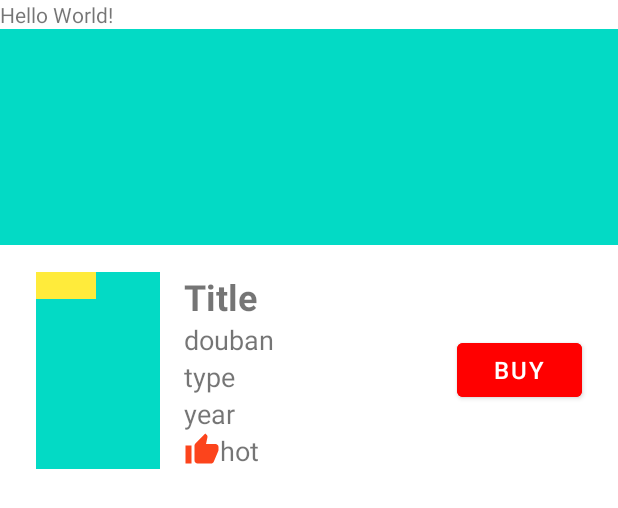
After one commit to WxWxWW/Easy-TikTok, an Android app: the layout activity_movie.xml on its own in the app's theme, with its tools: preview values and no code run, on a phone screen of 412 x 824 dp. The commit adds this screen. Shown: the top 508 px of the screen. Run offline under Robolectric (Android 15) with nearby library versions, the phone set to English and light mode, and no system bars.

Commit message:
电影榜简单ui

```diff
--- /dev/null
+++ b/app/src/main/res/drawable/ic_baseline_thumb_up_24.xml
@@ -0,0 +1,5 @@
+<vector android:height="24dp" android:tint="#FC441C"
+    android:viewportHeight="24" android:viewportWidth="24"
+    android:width="24dp" xmlns:android="http://schemas.android.com/apk/res/android">
+    <path android:fillColor="@android:color/white" android:pathData="M1,21h4L5,9L1,9v12zM23,10c0,-1.1 -0.9,-2 -2,-2h-6.31l0.95,-4.57 0.03,-0.32c0,-0.41 -0.17,-0.79 -0.44,-1.06L14.17,1 7.59,7.59C7.22,7.95 7,8.45 7,9v10c0,1.1 0.9,2 2,2h9c0.83,0 1.54,-0.5 1.84,-1.22l3.02,-7.05c0.09,-0.23 0.14,-0.47 0.14,-0.73v-2z"/>
+</vector>
--- /dev/null
+++ b/app/src/main/res/layout/activity_movie.xml
@@ -0,0 +1,28 @@
+<?xml version="1.0" encoding="utf-8"?>
+
+<LinearLayout xmlns:android="http://schemas.android.com/apk/res/android"
+    xmlns:app="http://schemas.android.com/apk/res-auto"
+    xmlns:tools="http://schemas.android.com/tools"
+    android:layout_width="match_parent"
+    android:layout_height="match_parent"
+    android:orientation="vertical"
+    tools:context=".MainActivity">
+
+    <TextView
+        android:layout_width="wrap_content"
+        android:layout_height="wrap_content"
+        android:text="Hello World!" />
+
+    <ImageView
+        android:layout_width="match_parent"
+        android:layout_height="144dp"
+        android:src="@color/teal_200" />
+
+    <!--    <androidx.recyclerview.widget.RecyclerView
+            android:layout_width="match_parent"
+            android:layout_height="0dp"
+            android:layout_weight="1">
+        </androidx.recyclerview.widget.RecyclerView>-->
+
+    <include layout="@layout/movie_info_view" />
+</LinearLayout>
--- /dev/null
+++ b/app/src/main/res/layout/movie_info_view.xml
@@ -0,0 +1,84 @@
+<?xml version="1.0" encoding="utf-8"?>
+
+<!-- layoutInflator.inflate-->
+<LinearLayout xmlns:android="http://schemas.android.com/apk/res/android"
+    android:layout_width="match_parent"
+    android:layout_height="wrap_content"
+    style="@style/margin_16dp_style"
+    android:layout_marginTop="18dp"
+
+    android:orientation="horizontal">
+
+    <FrameLayout
+        android:layout_width="0dp"
+        android:layout_height="match_parent"
+        android:layout_weight="2"
+        style="@style/margin_8dp_style">
+
+        <ImageView
+            android:layout_width="match_parent"
+            android:layout_height="match_parent"
+            android:src="@color/teal_200" />
+        <ImageView
+            android:layout_width="40dp"
+            android:layout_height="18dp"
+            android:src="@color/yellow"/>
+    </FrameLayout>
+
+
+    <LinearLayout
+        style="@style/margin_8dp_style"
+        android:layout_width="0dp"
+        android:layout_height="wrap_content"
+        android:layout_weight="4"
+        android:orientation="vertical">
+
+        <TextView
+            android:id="@+id/movie_title"
+            android:layout_width="wrap_content"
+            android:layout_height="wrap_content"
+            android:text="Title"
+            android:textStyle="bold"
+            android:textSize="24sp"/>
+        <TextView
+            android:id="@+id/movie_douban"
+            android:layout_width="wrap_content"
+            android:layout_height="wrap_content"
+            android:text="douban"
+            android:textSize="18sp"/>
+        <TextView
+            android:id="@+id/movie_type"
+            android:layout_width="wrap_content"
+            android:layout_height="wrap_content"
+            android:text="type"
+            android:textSize="18sp"/>
+        <TextView
+            android:id="@+id/movie_year"
+            android:layout_width="wrap_content"
+            android:layout_height="wrap_content"
+            android:text="year"
+            android:textSize="18sp"/>
+        <TextView
+            android:id="@+id/movie_hot"
+            android:layout_width="wrap_content"
+            android:layout_height="match_parent"
+            android:gravity="center"
+            android:text="hot"
+            android:drawableLeft="@drawable/ic_baseline_thumb_up_24"
+            android:textSize="18sp"/>
+
+    </LinearLayout>
+
+    <Button
+
+        android:id="@+id/movie_buy"
+        style="@style/margin_8dp_style"
+        android:layout_width="0dp"
+        android:layout_height="wrap_content"
+        android:layout_weight="2"
+        android:backgroundTint="@color/red"
+        android:layout_gravity="center"
+        android:text="buy"
+        android:textSize="16dp"/>
+
+</LinearLayout>
--- a/app/src/main/res/values/colors.xml
+++ b/app/src/main/res/values/colors.xml
@@ -7,4 +7,6 @@
     <color name="teal_700">#FF018786</color>
     <color name="black">#FF000000</color>
     <color name="white">#FFFFFFFF</color>
+    <color name="yellow">#FFFFEB3B</color>
+    <color name="red">#FFFF0000</color>
 </resources>
--- /dev/null
+++ b/app/src/main/res/values/styles.xml
@@ -0,0 +1,11 @@
+<?xml version="1.0" encoding="utf-8"?>
+<resources>
+    <style name="margin_16dp_style">
+        <item name="android:layout_marginLeft">16dp</item>
+        <item name="android:layout_marginRight">16dp</item>
+    </style>
+    <style name="margin_8dp_style">
+        <item name="android:layout_marginLeft">8dp</item>
+        <item name="android:layout_marginRight">8dp</item>
+    </style>
+</resources>
```
